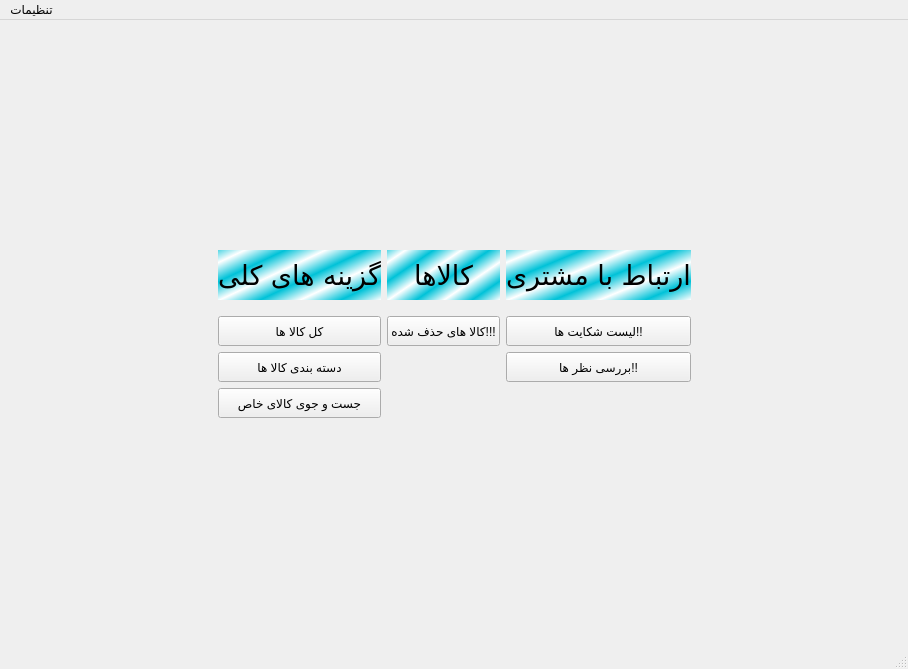
The window that SupportAdminWindow.ui (Alireza8hi/Project-DigiKala) describes before a commit, drawn with Qt 5.
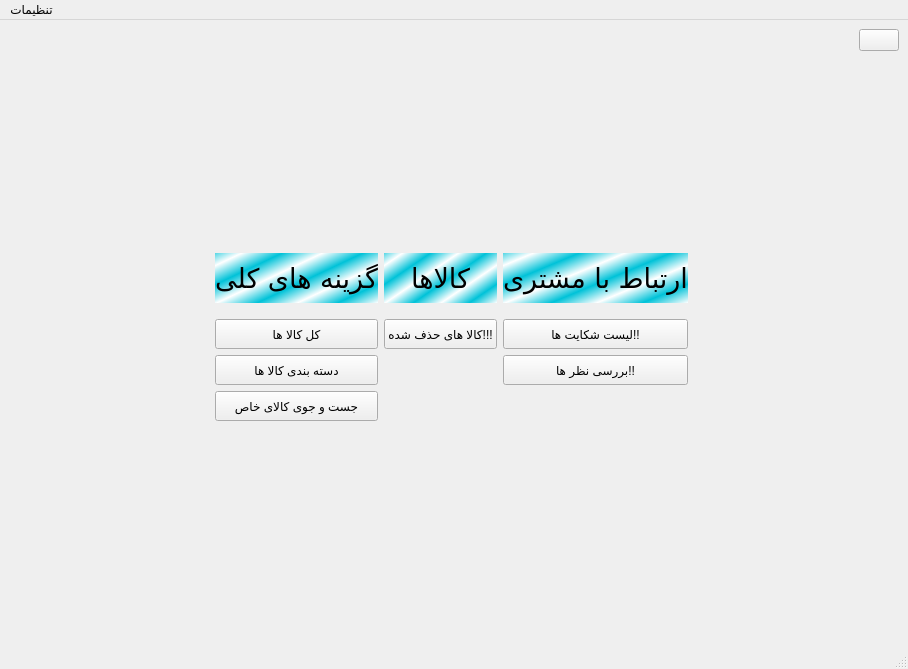
The same window after the commit. Icons and pictures are not drawn.

```diff
--- a/SupportAdminWindow.ui
+++ b/SupportAdminWindow.ui
@@ -363,6 +363,47 @@
       </property>
      </spacer>
     </item>
+    <item row="0" column="2">
+     <layout class="QGridLayout" name="gridLayout_3">
+      <item row="1" column="1">
+       <spacer name="verticalSpacer_4">
+        <property name="orientation">
+         <enum>Qt::Vertical</enum>
+        </property>
+        <property name="sizeHint" stdset="0">
+         <size>
+          <width>20</width>
+          <height>40</height>
+         </size>
+        </property>
+       </spacer>
+      </item>
+      <item row="0" column="1">
+       <widget class="QPushButton" name="CartBtn">
+        <property name="text">
+         <string/>
+        </property>
+        <property name="icon">
+         <iconset resource="icons.qrc">
+          <normaloff>:/Icons/Icons/basket-cart-icon-27.png</normaloff>:/Icons/Icons/basket-cart-icon-27.png</iconset>
+        </property>
+       </widget>
+      </item>
+      <item row="0" column="0">
+       <spacer name="horizontalSpacer_3">
+        <property name="orientation">
+         <enum>Qt::Horizontal</enum>
+        </property>
+        <property name="sizeHint" stdset="0">
+         <size>
+          <width>40</width>
+          <height>20</height>
+         </size>
+        </property>
+       </spacer>
+      </item>
+     </layout>
+    </item>
    </layout>
   </widget>
   <widget class="QMenuBar" name="menubar">
```
Left out of the diff: 50 changed lines with no effect on the pictures.
